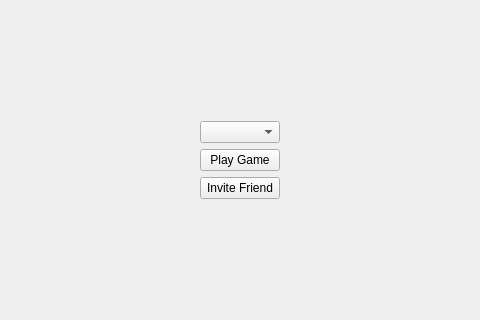
First picture: the form in src/client_side/QtCode/mainmenuview.ui, repository nobourge/INFO-F209, before the edit; both pictures show x 170 to 650 and y 151 to 471 of the 820 by 624 pixel window.
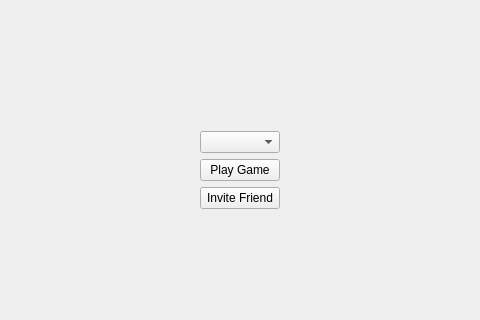
Second picture: the form after the edit. The open tabs and pages were chosen to show the change. Icons and pictures are not drawn.

The edit to the form file:
```diff
--- a/src/client_side/QtCode/mainmenuview.ui
+++ b/src/client_side/QtCode/mainmenuview.ui
@@ -1790,6 +1790,13 @@
           </item>
           <item row="2" column="1">
            <layout class="QVBoxLayout" name="verticalLayout_5">
+            <item>
+             <widget class="QLabel" name="label">
+              <property name="text">
+               <string/>
+              </property>
+             </widget>
+            </item>
             <item>
              <widget class="QComboBox" name="comboBox"/>
             </item>
```
Left out of the diff: 134 changed lines with no effect on the pictures.
